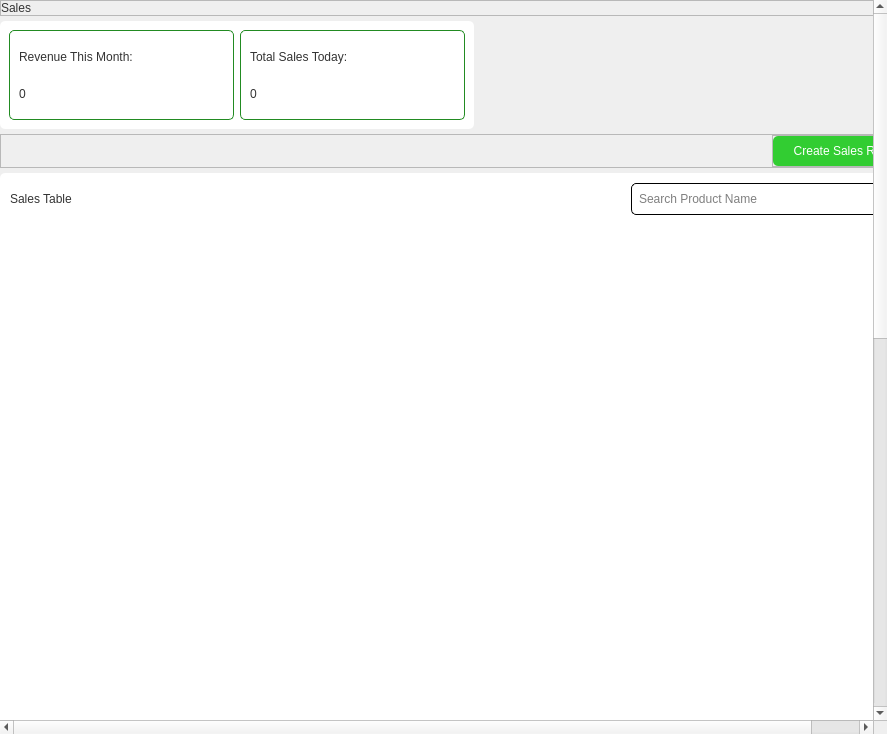
Above: app/src/ui/NEW/sales_report_page.ui from Kazu0210/Inventory-System before the change. Below: the same form after it.
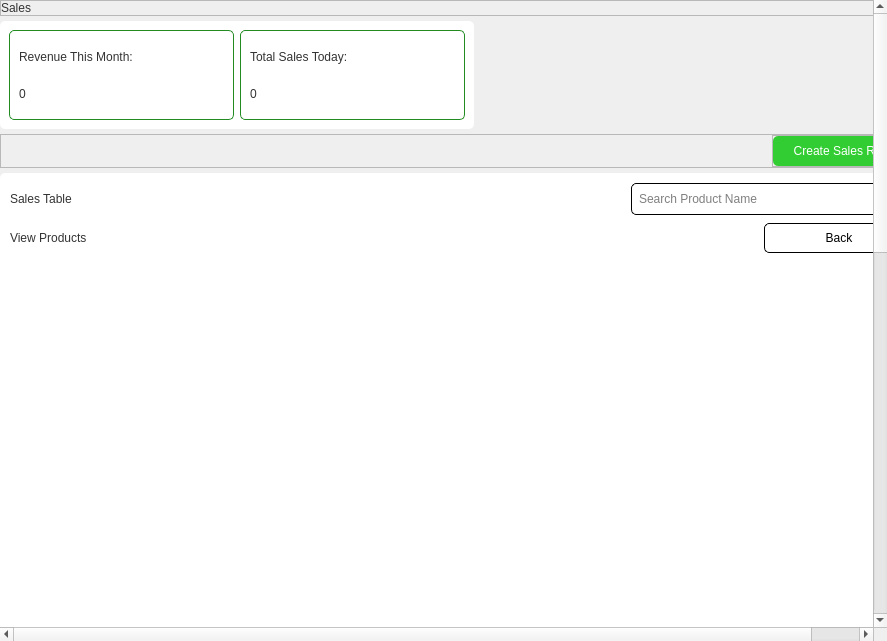
That is the form after the change. Icons and pictures are not drawn.

Commit message: sales table and view products button; done

```diff
--- a/app/src/ui/NEW/sales_report_page.ui
+++ b/app/src/ui/NEW/sales_report_page.ui
@@ -7,7 +7,7 @@
     <x>0</x>
     <y>0</y>
     <width>887</width>
-    <height>734</height>
+    <height>641</height>
    </rect>
   </property>
   <property name="windowTitle">
@@ -49,9 +49,9 @@
       <property name="geometry">
        <rect>
         <x>0</x>
-        <y>-556</y>
+        <y>0</y>
         <width>925</width>
-        <height>1555</height>
+        <height>1594</height>
        </rect>
       </property>
       <layout class="QVBoxLayout" name="verticalLayout_3">
@@ -482,6 +482,100 @@
             </layout>
            </widget>
           </item>
+          <item>
+           <widget class="QFrame" name="frame_14">
+            <property name="frameShape">
+             <enum>QFrame::StyledPanel</enum>
+            </property>
+            <property name="frameShadow">
+             <enum>QFrame::Raised</enum>
+            </property>
+            <layout class="QHBoxLayout" name="horizontalLayout_9">
+             <property name="spacing">
+              <number>5</number>
+             </property>
+             <property name="leftMargin">
+              <number>0</number>
+             </property>
+             <property name="topMargin">
+              <number>0</number>
+             </property>
+             <property name="rightMargin">
+              <number>0</number>
+             </property>
+             <property name="bottomMargin">
+              <number>0</number>
+             </property>
+             <item alignment="Qt::AlignLeft">
+              <widget class="QLabel" name="label_5">
+               <property name="styleSheet">
+                <string notr="true">font: 87 12pt &quot;Noto Sans Black&quot;;
+color: #333333;</string>
+               </property>
+               <property name="text">
+                <string>View Products</string>
+               </property>
+              </widget>
+             </item>
+             <item alignment="Qt::AlignRight">
+              <widget class="QFrame" name="backButton_frame">
+               <property name="frameShape">
+                <enum>QFrame::StyledPanel</enum>
+               </property>
+               <property name="frameShadow">
+                <enum>QFrame::Raised</enum>
+               </property>
+               <layout class="QHBoxLayout" name="horizontalLayout_4">
+                <property name="spacing">
+                 <number>0</number>
+                </property>
+                <property name="leftMargin">
+                 <number>0</number>
+                </property>
+                <property name="topMargin">
+                 <number>0</number>
+                </property>
+                <property name="rightMargin">
+                 <number>0</number>
+                </property>
+                <property name="bottomMargin">
+                 <number>0</number>
+                </property>
+                <item>
+                 <widget class="QPushButton" name="back_pushButton">
+                  <property name="minimumSize">
+                   <size>
+                    <width>150</width>
+                    <height>30</height>
+                   </size>
+                  </property>
+                  <property name="maximumSize">
+                   <size>
+                    <width>150</width>
+                    <height>30</height>
+                   </size>
+                  </property>
+                  <property name="cursor">
+                   <cursorShape>PointingHandCursor</cursorShape>
+                  </property>
+                  <property name="styleSheet">
+                   <string notr="true">background-color: #fff;
+font: 87 10pt &quot;Noto Sans Black&quot;;
+color: #000;
+border: 1px solid #000;
+border-radius: 5px;</string>
+                  </property>
+                  <property name="text">
+                   <string>Back</string>
+                  </property>
+                 </widget>
+                </item>
+               </layout>
+              </widget>
+             </item>
+            </layout>
+           </widget>
+          </item>
           <item>
            <widget class="QTableWidget" name="sales_tableWidget">
             <property name="minimumSize">
```
The commit also changes 2804 other files.
